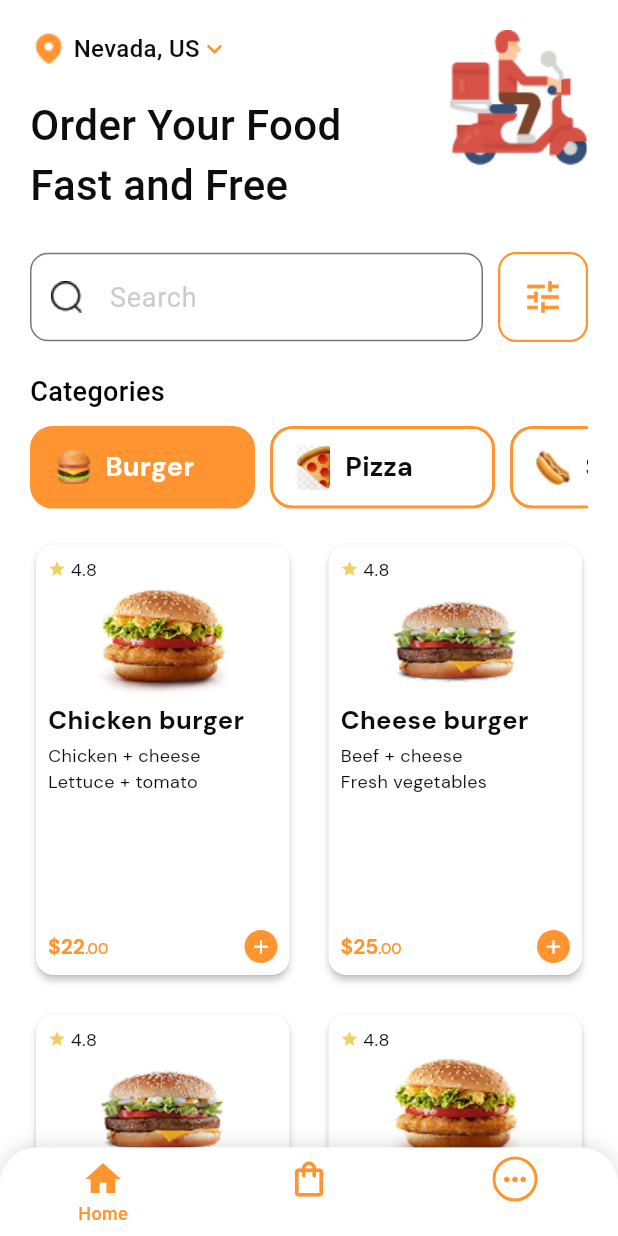
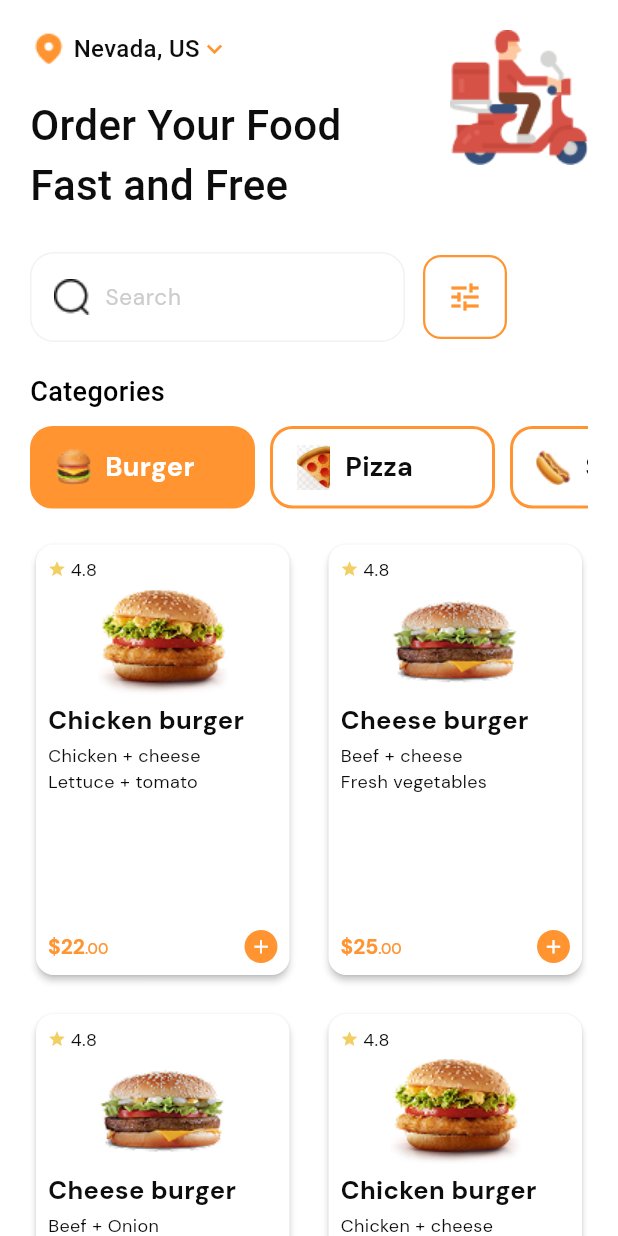
Before and after one commit to maryamjamil543/food_app_firebase, a Flutter app: the HomeScreen screen opened directly, on a phone screen of 412 x 824 dp. Run offline on Flutter 3.47's test engine with Material 3 defaults, Android fonts, the phone set to English and light mode, and no system bars; our stand-ins replace carousel_slider, firebase_core, google_fonts; accounts and stored records are empty.

Commit message:
Updated food app with bottom navigation

```diff
--- a/lib/screens/home.dart
+++ b/lib/screens/home.dart
@@ -3,75 +3,129 @@ import '../widgets/location_header.dart';
 import '../widgets/search_section.dart';
 import '../widgets/category_section.dart';
 import '../widgets/food_card.dart';
-import '../widgets/bottom_nav.dart';
 
-class HomeScreen extends StatelessWidget {
+class HomeScreen extends StatefulWidget {
   const HomeScreen({super.key});
 
-  final List<Map<String, String>> foodList = const [
+  @override
+  State<HomeScreen> createState() => _HomeScreenState();
+}
+
+class _HomeScreenState extends State<HomeScreen> {
+  final List<Map<String,String>> foodList = const [
 
     {
-      "image": "assets/images/chicken_burger.png",
-      "name": "Chicken burger",
-      "description": "Chicken + cheese\nLettuce + tomato",
-      "price": "\$22.00",
+      "image":"assets/images/chicken_burger.png",
+      "name":"Chicken burger",
+      "description":"Chicken + cheese\nLettuce + tomato",
+      "price":"\$22.00",
+      "category":"Burger",
     },
 
     {
-      "image": "assets/images/cheese-burger.png",
-      "name": "Cheese burger",
-      "description": "Beef + cheese\nFresh vegetables",
-      "price": "\$25.00",
+      "image":"assets/images/cheese-burger.png",
+      "name":"Cheese burger",
+      "description":"Beef + cheese\nFresh vegetables",
+      "price":"\$25.00",
+      "category":"Burger",
     },
 
     {
-      "image": "assets/images/cheese-burger.png",
-      "name": "Cheese burger",
+      "image":"assets/images/cheese-burger.png",
+      "name":"Cheese burger",
+      "description":"Beef + Onion\nFresh vegetables",
+      "price":"\$25.00",
+      "category":"Burger",
     },
 
     {
-      "image": "assets/images/chicken_burger.png",
-      "name": "Chicken burger",
+      "image":"assets/images/chicken_burger.png",
+      "name":"Chicken burger",
+      "description":"Chicken + cheese\nLettuce + tomato",
+      "price":"\$22.00",
+      "category":"Burger",
+    },
+
+    {
+      "image":"assets/images/pizza.png",
+      "name":"Pizza",
+      "description":"Cheese + Olives",
+      "price":"\$30.00",
+      "category":"Pizza",
+    },
+
+    {
+      "image":"assets/images/sandwich.png",
+      "name":"Sandwich",
+      "description":"Chicken + Mayo",
+      "price":"\$18.00",
+      "category":"Sandwich",
     },
   ];
 
+  String searchText = "";
+  String selectedCategory = "Burger";
+
   @override
   Widget build(BuildContext context) {
+    final filteredList = foodList.where((food) {
+      if(searchText.isNotEmpty){
+        return food["name"]!
+            .toLowerCase()
+            .contains(searchText.toLowerCase());
+      }
+      return food["category"] == selectedCategory;
+    }).toList();
+
     return Scaffold(
       backgroundColor: Colors.white,
-      bottomNavigationBar: const BottomNav(),
-
       body: SafeArea(
         child: Padding(
-          padding: const EdgeInsets.symmetric(horizontal: 20),
-
+          padding: const EdgeInsets.symmetric(horizontal:20),
           child: Column(
             children: [
-              const SizedBox(height: 20),
+              const SizedBox(height:20),
               const LocationHeader(),
-              const SizedBox(height: 25),
-              const SearchSection(),
-              const SizedBox(height: 20),
-              const CategorySection(),
-              const SizedBox(height: 20),
+
+              const SizedBox(height:25),
+              SearchSection(
+                onChanged:(value){
+                  setState((){
+                    searchText = value;
+                  });
+                },
+              ),
+
+              const SizedBox(height:20),
+              CategorySection(
+                selectedCategory:selectedCategory,
+                onCategorySelected:(category){
+                  setState((){
+                    selectedCategory = category;
+                    searchText = "";
+                  });
+                },
+              ),
+
+              const SizedBox(height:20),
 
               Expanded(
                 child: GridView.builder(
-                  itemCount: foodList.length,
+                  itemCount: filteredList.length,
                   gridDelegate:
                   const SliverGridDelegateWithFixedCrossAxisCount(
-                    crossAxisCount: 2,
-                    mainAxisSpacing: 18,
-                    crossAxisSpacing: 18,
-                    childAspectRatio: .60,
+                    crossAxisCount:2,
+                    mainAxisSpacing:18,
+                    crossAxisSpacing:18,
+                    childAspectRatio:.60,
                   ),
 
-                  itemBuilder: (context, index) {
+                  itemBuilder:(context,index){
                     return FoodCard(
-                      image: foodList[index]["image"] ?? "",
-                      name: foodList[index]["name"] ?? "",
-                      description: foodList[index]["description"] ?? "",
-                      price: foodList[index]["price"] ?? "",
+                      image: filteredList[index]["image"]!,
+                      name: filteredList[index]["name"]!,
+                      description: filteredList[index]["description"]!,
+                      price: filteredList[index]["price"]!,
                     );
                   },
                 ),
--- a/lib/screens/intro.dart
+++ b/lib/screens/intro.dart
@@ -1,7 +1,7 @@
 import 'package:flutter/material.dart';
 import 'package:google_fonts/google_fonts.dart';
 import '../utils/app_colors.dart';
-import 'home.dart';
+import '../widgets/bottom_nav.dart';
 
 class IntroScreen extends StatelessWidget {
   const IntroScreen({super.key});
@@ -72,7 +72,7 @@ class IntroScreen extends StatelessWidget {
                         Navigator.pushReplacement(
                           context,
                           MaterialPageRoute(
-                            builder: (context) => const HomeScreen(),
+                            builder: (context) => const BottomNav(),
                           ),
                         );
                       },
--- a/lib/utils/app_colors.dart
+++ b/lib/utils/app_colors.dart
@@ -10,7 +10,7 @@ class AppColors {
   static const Color overlay = Color(0x99000000);
   static const Color category = Color(0xFF000000);
   static const Color star = Color(0xFFF2CF63);
-  static const Color searchbar= Color(0xFFe6e6e6);
+  static const Color searchbar= Color(0xFFf2f2f2);
   static const Color searchtext= Color(0xFFcccccc);
   static const Color back= Color(0xFFfff1e5);
   static const Color ordered= Color(0xFFababab);
--- a/lib/widgets/bottom_nav.dart
+++ b/lib/widgets/bottom_nav.dart
@@ -1,18 +1,36 @@
 import 'package:flutter/material.dart';
 import 'package:google_fonts/google_fonts.dart';
 import '../utils/app_colors.dart';
+import '../screens/home.dart';
+import '../screens/cart_screen.dart';
+import '../screens/more_screen.dart';
 
-class BottomNav extends StatelessWidget {
+class BottomNav extends StatefulWidget {
   const BottomNav({super.key});
 
   @override
+  State<BottomNav> createState() => _BottomNavState();
+}
+
+class _BottomNavState extends State<BottomNav> {
+  int currentIndex = 0;
+
+  final List<Widget> screens = [
+    const HomeScreen(),
+    const CartScreen(),
+    const MoreScreen(),
+  ];
+
+  @override
   Widget build(BuildContext context) {
-    return Container(
+    return Scaffold(
 
-      decoration: BoxDecoration(
+      body: screens[currentIndex],
+      bottomNavigationBar: Container(
+
+        decoration: const BoxDecoration(
           color: Colors.white,
-
-        borderRadius: const BorderRadius.only(
+          borderRadius: BorderRadius.only(
             topLeft: Radius.circular(25),
             topRight: Radius.circular(25),
           ),
@@ -21,94 +39,60 @@ class BottomNav extends StatelessWidget {
             BoxShadow(
               color: Colors.black12,
               blurRadius: 10,
-            offset: Offset(0, -2),
+              offset: Offset(0,-2),
             ),
           ],
         ),
 
-
         child: ClipRRect(
-
           borderRadius: const BorderRadius.only(
             topLeft: Radius.circular(25),
             topRight: Radius.circular(25),
           ),
 
-
           child: BottomNavigationBar(
-
+            currentIndex: currentIndex,
+            onTap: (index){
+              setState((){
+                currentIndex = index;
+              });
+            },
+            type: BottomNavigationBarType.fixed,
             backgroundColor: Colors.white,
-
             elevation: 0,
-
-          currentIndex: 0,
-
             selectedItemColor: AppColors.buttonColor,
-
             unselectedItemColor: AppColors.buttonColor,
-
-
             selectedLabelStyle: GoogleFonts.roboto(
-            color: AppColors.buttonColor,
               fontSize: 12,
               fontWeight: FontWeight.w500,
             ),
 
-
-          type: BottomNavigationBarType.fixed,
-
-
-          items: [
-
+            items: const [
               BottomNavigationBarItem(
                 icon: Icon(
                   Icons.home,
-                color: AppColors.buttonColor,
-                size: 28,
+                  size:28,
                 ),
-              label: "Home",
+                label:"Home",
               ),
-
 
               BottomNavigationBarItem(
                 icon: Icon(
                   Icons.shopping_bag_outlined,
-                color: AppColors.buttonColor,
-                size: 28,
+                  size:28,
                 ),
-              label: "",
+                label:"Cart",
               ),
 
-
               BottomNavigationBarItem(
-              icon: Container(
-
-                height: 30,
-                width: 30,
-
-                decoration: BoxDecoration(
-
-                  shape: BoxShape.circle,
-
-                  color: AppColors.white,
-
-                  border: Border.all(
-                    color: AppColors.buttonColor,
-                    width: 2,
+                icon: Icon(
+                  Icons.more_horiz,
+                  size:28,
                 ),
-                ),
-
-
-                child: const Icon(
-                  Icons.more_horiz,
-                  color: AppColors.buttonColor,
-                  size: 22,
-                ),
-              ),
-
-              label: "",
+                label:"More",
               ),
             ],
+          ),
         ),
       ),
     );
--- a/lib/widgets/category_section.dart
+++ b/lib/widgets/category_section.dart
@@ -2,23 +2,35 @@ import 'package:flutter/material.dart';
 import 'package:google_fonts/google_fonts.dart';
 import '../utils/app_colors.dart';
 
+
 class CategorySection extends StatelessWidget {
-  const CategorySection({super.key});
+  final String selectedCategory;
+  final Function(String) onCategorySelected;
+
+  const CategorySection({
+    super.key,
+    required this.selectedCategory,
+    required this.onCategorySelected,
+  });
 
   Widget categoryItem(
       String image,
       String title,
       bool selected,
       ) {
-    return Container(
+
+    return GestureDetector(
+      onTap: () {
+        onCategorySelected(title);
+      },
+
+      child: Container(
         width: 150,
         height: 55,
-
         decoration: BoxDecoration(
           color: selected
               ? AppColors.buttonColor
               : AppColors.white,
-
           borderRadius: BorderRadius.circular(15),
 
           border: Border.all(
@@ -29,7 +41,6 @@ class CategorySection extends StatelessWidget {
 
         child: Row(
           mainAxisAlignment: MainAxisAlignment.start,
-
           children: [
             const SizedBox(width: 12),
             Image.asset(
@@ -39,31 +50,27 @@ class CategorySection extends StatelessWidget {
             ),
 
             const SizedBox(width: 6),
-
             Text(
               title,
               style: GoogleFonts.dmSans(
                 color: selected
                     ? AppColors.white
                     : AppColors.black,
-
                 fontSize: 18,
                 fontWeight: FontWeight.w700,
               ),
             ),
           ],
         ),
+      ),
     );
   }
-
 
   @override
   Widget build(BuildContext context) {
     return Column(
       crossAxisAlignment: CrossAxisAlignment.start,
-
       children: [
-
         Text(
           "Categories",
           style: GoogleFonts.roboto(
@@ -74,41 +81,30 @@ class CategorySection extends StatelessWidget {
         ),
 
         const SizedBox(height: 10),
-
         SizedBox(
           height: 55,
-
           child: ListView(
             scrollDirection: Axis.horizontal,
-
             children: [
-
               categoryItem(
                 "assets/images/burger.png",
                 "Burger",
-                true,
+                selectedCategory == "Burger",
               ),
 
-
               const SizedBox(width: 10),
-
-
               categoryItem(
                 "assets/images/pizza.png",
                 "Pizza",
-                false,
+                selectedCategory == "Pizza",
               ),
 
-
               const SizedBox(width: 10),
-
-
               categoryItem(
                 "assets/images/sandwich.png",
                 "Sandwich",
-                false,
+                selectedCategory == "Sandwich",
               ),
-
             ],
           ),
         ),
--- a/lib/widgets/search_section.dart
+++ b/lib/widgets/search_section.dart
@@ -3,54 +3,75 @@ import 'package:google_fonts/google_fonts.dart';
 import '../utils/app_colors.dart';
 
 class SearchSection extends StatelessWidget {
-  const SearchSection({super.key});
+  final ValueChanged onChanged;
+
+  const SearchSection({
+    super.key,
+    required this.onChanged,
+  });
 
   @override
   Widget build(BuildContext context) {
+
     return Row(
       children: [
+        // Search Box
+        Container(
+          width: 250,
+          height: 60,
 
-        Expanded(
-          child: TextField(
-            decoration: InputDecoration(
-              hintText: "Search",
+          decoration: BoxDecoration(
+            color: AppColors.white,
+            borderRadius: BorderRadius.circular(16),
+            border: Border.all(
+              color: AppColors.searchbar,
+              width: 1.0,
+            ),
+          ),
 
-              hintStyle: GoogleFonts.roboto(
-                color: AppColors.searchtext,
-                fontSize: 18,
-                fontWeight: FontWeight.w400,
+          child: Row(
+            children: [
+
+              const SizedBox(width: 15),
+
+              Image.asset(
+                "assets/images/Search.png",
+                width: 24,
+                height: 24,
+                fit: BoxFit.contain,
               ),
 
-              prefixIcon: Padding(
-                padding: const EdgeInsets.all(12),
-                child: Image.asset(
-                  "assets/images/Search.png",
-                  height: 25,
-                  width: 25,
+              const SizedBox(width: 10),
+
+              Expanded(
+                child: TextField(
+                  onChanged: onChanged,
+                  decoration: InputDecoration(
+                    hintText: "Search",
+                    hintStyle: GoogleFonts.dmSans(
+                      color: AppColors.searchtext,
+                      fontSize: 15,
+                    ),
+
+                    border: InputBorder.none,
+
+                    contentPadding: EdgeInsets.zero,
+                  ),
                 ),
               ),
-
-              border: OutlineInputBorder(
-                borderRadius: BorderRadius.circular(12),
-                borderSide: BorderSide(
-                  color: AppColors.searchbar,
-                  width: 1.5,
-                ),
-              ),
-            ),
+            ],
           ),
         ),
 
-        const SizedBox(width: 10),
-
+        const SizedBox(width: 12),
+        // Tune Button
         Container(
-          height: 60,
-          width: 60,
+          width: 56,
+          height: 56,
 
           decoration: BoxDecoration(
             color: AppColors.white,
             borderRadius: BorderRadius.circular(12),
-
             border: Border.all(
               color: AppColors.buttonColor,
               width: 1.5,
@@ -60,7 +81,7 @@ class SearchSection extends StatelessWidget {
           child: Icon(
             Icons.tune,
             color: AppColors.buttonColor,
-            size: 28,
+            size: 24,
           ),
         ),
       ],
--- a/pubspec.yaml
+++ b/pubspec.yaml
@@ -35,6 +35,8 @@ dependencies:
   # Use with the CupertinoIcons class for iOS style icons.
   cupertino_icons: ^1.0.8
   google_fonts: ^8.2.0
+  carousel_slider: ^5.1.2
+  firebase_core: ^4.13.0
 
 dev_dependencies:
   flutter_test:
```
Also changed, not shown: lib/screens/cart_screen.dart (added, +22 -0 lines), lib/screens/food_detail.dart (+4 -8 lines), lib/screens/more_screen.dart (added, +22 -0 lines), lib/widgets/food_details/food_header.dart (+48 -17 lines), lib/widgets/food_details/food_info.dart (+6 -5 lines), firebase.json (added), lib/firebase_options.dart (added), pubspec.lock, 6 other files. Lines whose indentation alone changed are shown as unchanged.
